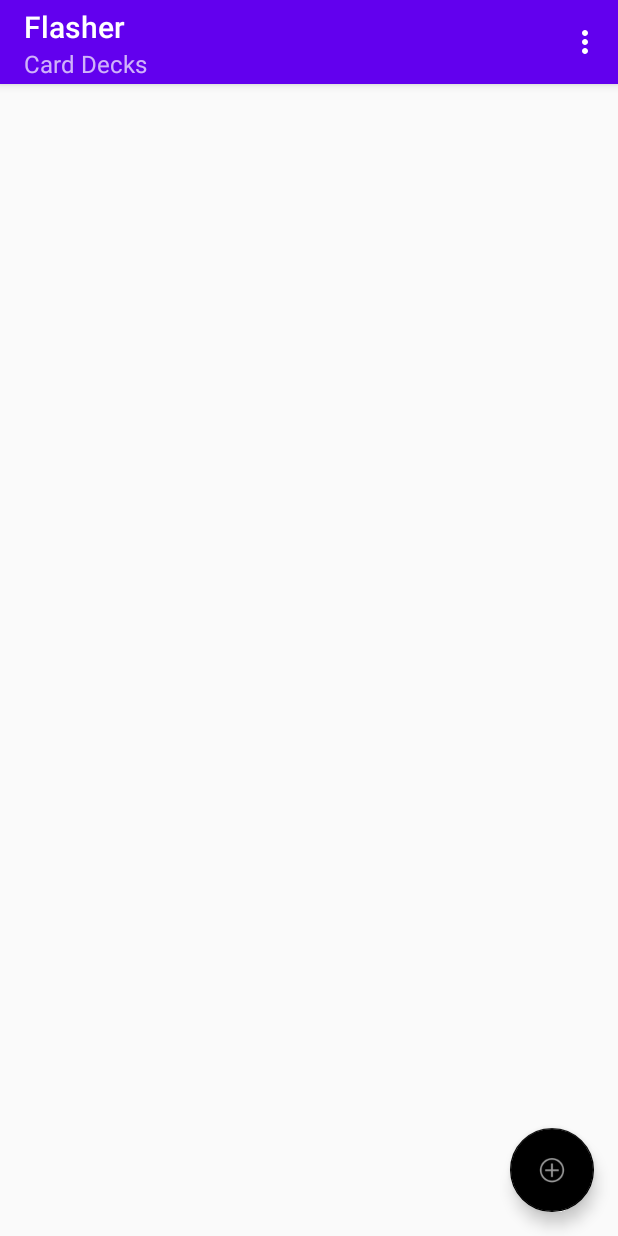
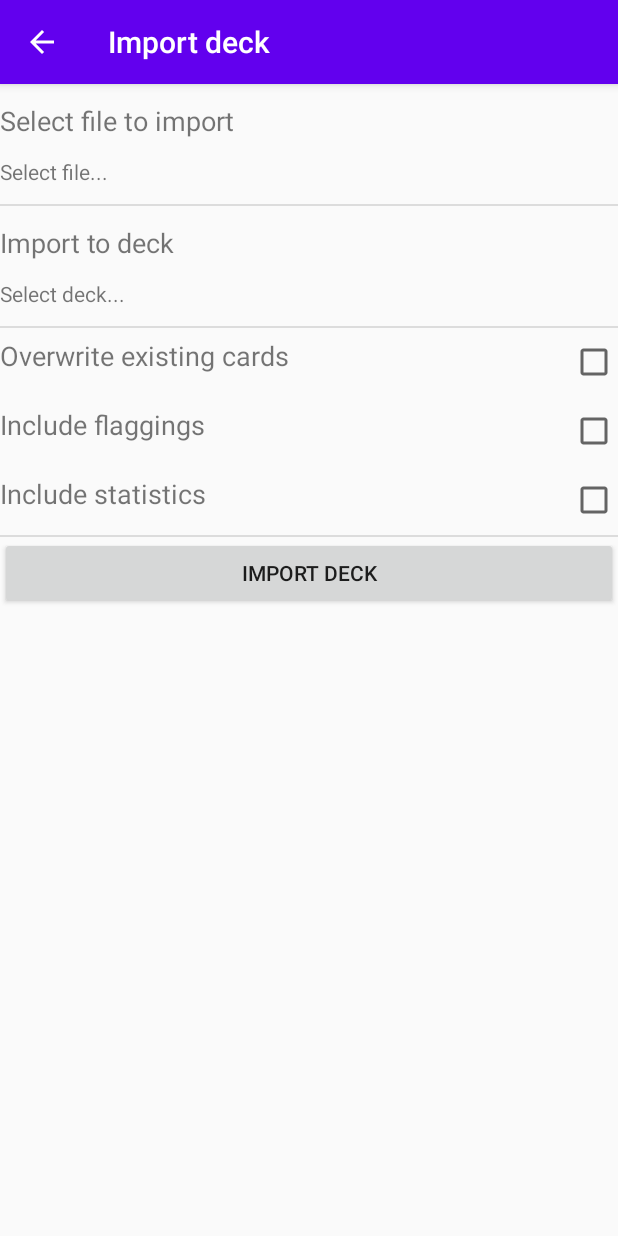
Before and after one commit to ChrisLaforet/Flasher, an Android app: the screen it shows after launch (MainActivity before the commit, ImportActivity after it), in the options menu, after a tap on "Import deck", on a phone screen of 412 x 824 dp. Run offline under Robolectric (Android 15) with nearby library versions, the phone set to English and light mode, and no system bars.

Commit message:
Data export serializing to file. Data import deserializing to new flashcard deck.

```diff
--- a/app/build.gradle
+++ b/app/build.gradle
@@ -1,6 +1,7 @@
 plugins {
     id 'com.android.application'
     id 'kotlin-android'
+    id 'kotlinx-serialization'
 }
 
 android {
@@ -38,6 +39,7 @@ dependencies {
     implementation 'com.android.support:appcompat-v7:28.0.0'
     implementation 'com.android.support.constraint:constraint-layout:1.1.3'
     implementation 'com.android.support:design:28.0.0'
+    implementation "org.jetbrains.kotlinx:kotlinx-serialization-json:1.0.0"
     testImplementation 'junit:junit:4.+'
     androidTestImplementation 'com.android.support.test:runner:1.0.2'
     androidTestImplementation 'com.android.support.test.espresso:espresso-core:3.0.2'
--- /dev/null
+++ b/app/src/main/java/com/chrislaforetsoftware/flasher/ImportActivity.kt
@@ -0,0 +1,100 @@
+package com.chrislaforetsoftware.flasher
+
+import android.os.Bundle
+import android.support.v7.app.AppCompatActivity
+import android.view.View
+import android.widget.CheckBox
+import android.widget.TextView
+import android.widget.Toast
+import com.chrislaforetsoftware.flasher.db.DatabaseHelper
+import com.chrislaforetsoftware.flasher.entities.Deck
+import com.chrislaforetsoftware.flasher.serializers.DeckSerializer
+import java.io.FileInputStream
+import java.io.FileOutputStream
+import java.io.InputStreamReader
+import java.io.OutputStreamWriter
+
+class ImportActivity() : AppCompatActivity() {
+
+    private lateinit var fileToImport: TextView
+    private lateinit var destinationDeck: TextView
+    private lateinit var overwriteExistingCheckbox: CheckBox
+    private lateinit var includeFlaggingCheckbox: CheckBox
+    private lateinit var includeStatisticsCheckbox: CheckBox
+
+    override fun onCreate(savedInstanceState: Bundle?) {
+        super.onCreate(savedInstanceState)
+        setContentView(R.layout.activity_import)
+
+        val actionBar = supportActionBar
+        actionBar!!.title = "Import deck"
+        actionBar.setDisplayHomeAsUpEnabled(true)
+
+        fileToImport = this.findViewById(R.id.fileToImport)
+        destinationDeck = this.findViewById(R.id.destinationDeck)
+        overwriteExistingCheckbox = this.findViewById(R.id.overwriteExistingCheckbox)
+        includeFlaggingCheckbox = this.findViewById(R.id.includeFlaggingCheckbox)
+        includeStatisticsCheckbox = this.findViewById(R.id.includeStatisticsCheckbox)
+    }
+
+    private fun getDatabase(): DatabaseHelper {
+        return DatabaseHelper(this)
+    }
+
+
+    fun selectFileToImportClick(view: View) {
+
+    }
+
+    fun selectDeckClick(view: View) {
+
+    }
+
+    private fun getSelectedFileToImport(): String {
+// FOR NOW - just use hard coded filename
+        return "Flasher.1.json"
+    }
+
+    private fun getSelectedDeck(): Deck? {
+// FOR NOW - create a new deck
+return null
+//        val decks = this.getDatabase().getDecks();
+//        if (decks.isEmpty()) {
+//            return null
+//        }
+//        return decks[0]
+    }
+
+    fun importDeckClick(view: View) {
+        try {
+            val inputFile: FileInputStream = openFileInput(getSelectedFileToImport())
+            val inputReader = InputStreamReader(inputFile)
+            val serializedContent: String = inputReader.readText()
+            inputFile.close()
+
+            importFileToDeck(serializedContent, getSelectedDeck())
+        } catch (e: Exception) {
+            e.printStackTrace()
+        }
+    }
+
+    private fun importFileToDeck(serializedContent: String, targetDeck: Deck?) {
+        val deckWithCards = DeckSerializer.deserializeDeck(serializedContent)
+        if (targetDeck == null) {
+// TODO: prevent conflict of name
+deckWithCards.deck.name =  deckWithCards.deck.name + "." + getDatabase().getDecks().size
+            getDatabase().createDeck(deckWithCards.deck)
+        }
+        val deck: Deck = targetDeck ?: deckWithCards.deck
+        for (card in deckWithCards.cards) {
+            //TODO: determine if card already exists and if so just update it!
+            card.deckId = deck.id
+            getDatabase().createCard(card)
+        }
+
+        Toast.makeText(baseContext,
+            "Deck ${deck.name} has been imported from file!",
+            Toast.LENGTH_SHORT).show()
+    }
+
+}
--- a/app/src/main/java/com/chrislaforetsoftware/flasher/MainActivity.kt
+++ b/app/src/main/java/com/chrislaforetsoftware/flasher/MainActivity.kt
@@ -61,8 +61,9 @@ class MainActivity : AppCompatActivity() {
 				true
 			}
 			R.id.import_deck -> {
-				true
-			}
+				val intent = Intent(this, ImportActivity::class.java)
+				startActivity(intent)
+				true			}
 			R.id.settings -> {
 				true
 			}
--- /dev/null
+++ b/app/src/main/res/layout/activity_import.xml
@@ -0,0 +1,172 @@
+<?xml version="1.0" encoding="utf-8"?>
+<android.support.constraint.ConstraintLayout xmlns:android="http://schemas.android.com/apk/res/android"
+        xmlns:app="http://schemas.android.com/apk/res-auto"
+        xmlns:tools="http://schemas.android.com/tools"
+        android:layout_width="match_parent"
+        android:layout_height="match_parent"
+        tools:context=".ImportActivity">
+
+    <LinearLayout
+            android:orientation="vertical"
+            android:layout_width="match_parent"
+            android:layout_height="match_parent"
+            app:layout_constraintTop_toTopOf="parent"
+            app:layout_constraintBottom_toBottomOf="parent"
+            app:layout_constraintStart_toStartOf="parent"
+            app:layout_constraintEnd_toEndOf="parent">
+
+        <TextView
+            android:text="Select file to import"
+            android:layout_width="match_parent"
+            android:layout_height="wrap_content"
+            android:id="@+id/importFileTitle"
+            android:textSize="18sp"
+            android:paddingTop="12sp"
+            android:paddingBottom="12sp" />
+
+        <TextView
+            android:text="Select file..."
+            android:layout_width="match_parent"
+            android:layout_height="wrap_content"
+            android:paddingBottom="12sp"
+            android:id="@+id/fileToImport"
+            android:onClick="selectFileToImportClick" />
+
+        <View
+            android:id="@+id/divider0"
+            android:layout_width="match_parent"
+            android:layout_height="1dp"
+            android:background="?android:attr/listDivider"
+            android:paddingTop="12sp"
+            android:paddingBottom="6sp" />
+
+        <TextView
+                android:text="Import to deck"
+                android:layout_width="match_parent"
+                android:layout_height="wrap_content"
+                android:id="@+id/deckTitle"
+                android:textSize="18sp"
+                android:paddingTop="12sp"
+                android:paddingBottom="12sp" />
+
+        <TextView
+                android:text="Select deck..."
+                android:layout_width="match_parent"
+                android:layout_height="wrap_content"
+                android:paddingBottom="12sp"
+                android:id="@+id/destinationDeck"
+                android:onClick="selectDeckClick" />
+
+        <View
+                android:id="@+id/divider1"
+                android:layout_width="match_parent"
+                android:layout_height="1dp"
+                android:background="?android:attr/listDivider"
+                android:paddingTop="12sp"
+                android:paddingBottom="6sp" />
+
+        <android.support.constraint.ConstraintLayout
+            android:layout_width="match_parent"
+            android:layout_height="46sp">
+
+            <TextView
+                android:text="Overwrite existing cards"
+                android:layout_width="0dp"
+                android:layout_height="match_parent"
+                android:id="@+id/overwriteExistingTitle"
+                android:textSize="18sp"
+                android:paddingTop="6sp"
+                android:paddingBottom="12sp"
+                app:layout_constraintStart_toStartOf="parent"
+                app:layout_constraintEnd_toStartOf="@id/overwriteExistingCheckbox"
+                app:layout_constraintTop_toTopOf="parent"
+                app:layout_constraintBottom_toBottomOf="parent" />
+
+            <CheckBox
+                android:text=""
+                android:layout_width="0dp"
+                android:layout_height="match_parent"
+                android:paddingBottom="12sp"
+                android:id="@+id/overwriteExistingCheckbox"
+                app:layout_constraintEnd_toEndOf="parent"
+                app:layout_constraintTop_toTopOf="parent"
+                app:layout_constraintBottom_toBottomOf="parent" />
+
+        </android.support.constraint.ConstraintLayout>
+
+        <android.support.constraint.ConstraintLayout
+                android:layout_width="match_parent"
+                android:layout_height="46sp">
+
+            <TextView
+                    android:text="Include flaggings"
+                    android:layout_width="0dp"
+                    android:layout_height="match_parent"
+                    android:id="@+id/flaggingTitle"
+                    android:textSize="18sp"
+                    android:paddingTop="6sp"
+                    android:paddingBottom="12sp"
+                    app:layout_constraintStart_toStartOf="parent"
+                    app:layout_constraintEnd_toStartOf="@id/includeFlaggingCheckbox"
+                    app:layout_constraintTop_toTopOf="parent"
+                    app:layout_constraintBottom_toBottomOf="parent" />
+
+            <CheckBox
+                    android:text=""
+                    android:layout_width="0dp"
+                    android:layout_height="match_parent"
+                    android:paddingBottom="12sp"
+                    android:id="@+id/includeFlaggingCheckbox"
+                    app:layout_constraintEnd_toEndOf="parent"
+                    app:layout_constraintTop_toTopOf="parent"
+                    app:layout_constraintBottom_toBottomOf="parent" />
+
+        </android.support.constraint.ConstraintLayout>
+
+        <android.support.constraint.ConstraintLayout
+                android:layout_width="match_parent"
+                android:layout_height="46sp">
+
+            <TextView
+                    android:text="Include statistics"
+                    android:layout_width="0dp"
+                    android:layout_height="match_parent"
+                    android:id="@+id/statisticsTitle"
+                    android:textSize="18sp"
+                    android:paddingTop="6sp"
+                    android:paddingBottom="12sp"
+                    app:layout_constraintStart_toStartOf="parent"
+                    app:layout_constraintEnd_toStartOf="@id/includeStatisticsCheckbox"
+                    app:layout_constraintTop_toTopOf="parent"
+                    app:layout_constraintBottom_toBottomOf="parent" />
+
+            <CheckBox
+                    android:text=""
+                    android:layout_width="0dp"
+                    android:layout_height="match_parent"
+                    android:paddingBottom="12sp"
+                    android:id="@+id/includeStatisticsCheckbox"
+                    app:layout_constraintEnd_toEndOf="parent"
+                    app:layout_constraintTop_toTopOf="parent"
+                    app:layout_constraintBottom_toBottomOf="parent" />
+
+        </android.support.constraint.ConstraintLayout>
+
+        <View
+                android:id="@+id/divider2"
+                android:layout_width="match_parent"
+                android:layout_height="1dp"
+                android:background="?android:attr/listDivider"
+                android:paddingTop="12sp"
+                android:paddingBottom="6sp" />
+
+        <Button
+                android:id="@+id/importButton"
+                android:layout_width="match_parent"
+                android:layout_height="wrap_content"
+                android:onClick="importDeckClick"
+                android:text="Import deck" />
+
+    </LinearLayout>
+
+</android.support.constraint.ConstraintLayout>
--- a/build.gradle
+++ b/build.gradle
@@ -8,6 +8,7 @@ buildscript {
     dependencies {
         classpath "com.android.tools.build:gradle:4.1.1"
         classpath "org.jetbrains.kotlin:kotlin-gradle-plugin:$kotlin_version"
+        classpath "org.jetbrains.kotlin:kotlin-serialization:1.4.32"
 
         // NOTE: Do not place your application dependencies here; they belong
         // in the individual module build.gradle files
```
Also changed, not shown: app/src/main/AndroidManifest.xml (+10 -0 lines), app/src/main/java/com/chrislaforetsoftware/flasher/ExportActivity.kt (+8 -3 lines), app/src/main/java/com/chrislaforetsoftware/flasher/serializers/DeckSerializer.kt (added, +71 -0 lines), app/src/main/java/com/chrislaforetsoftware/flasher/serializers/DeckWithCards.kt (added, +8 -0 lines).
